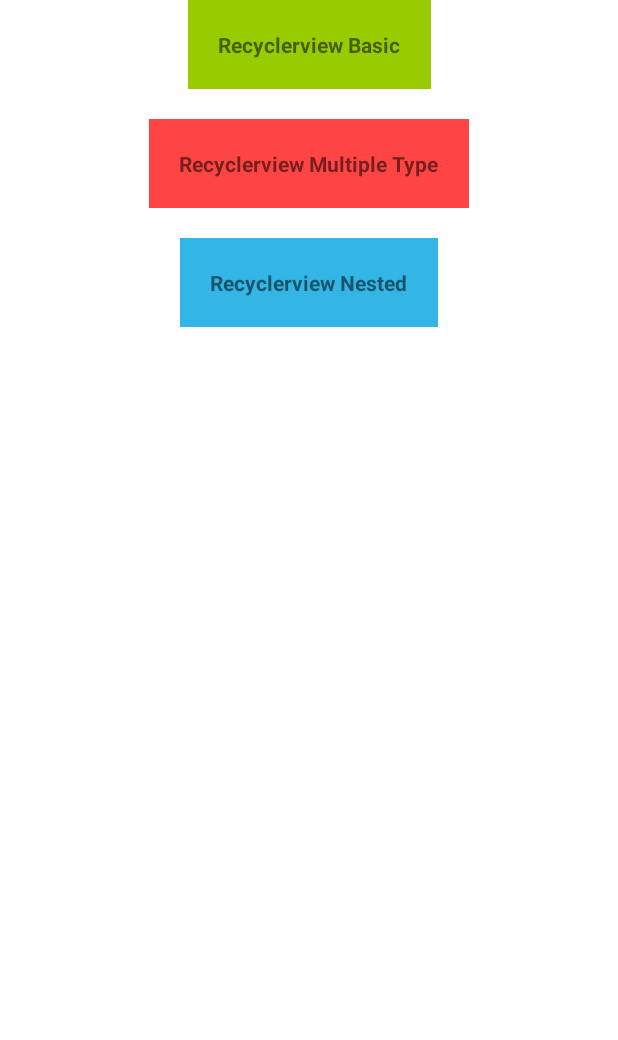
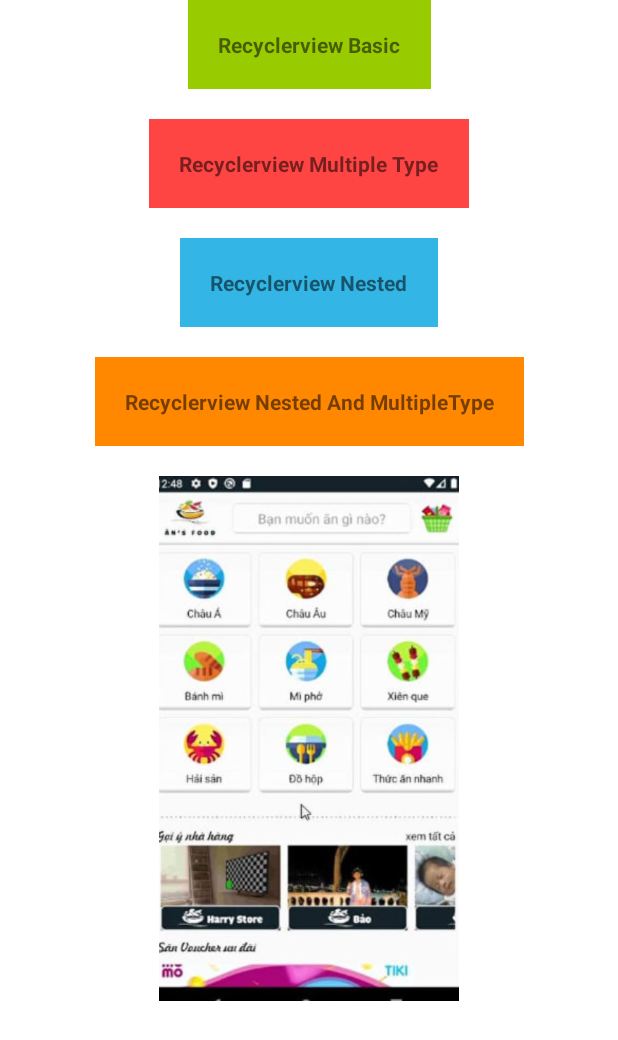
Before and after one commit to hiep97tb111/9-Recyclerview, an Android app: the screen it shows after launch (MainAct), on a phone screen of 412 x 824 dp. Shown: the top 1040 px of the screen. Run offline under Robolectric (Android 15) with nearby library versions, the phone set to English and light mode, and no system bars.

Commit message:
Both Recyclerview Nested & Recyclerview MultipleType

```diff
--- a/app/src/main/AndroidManifest.xml
+++ b/app/src/main/AndroidManifest.xml
@@ -24,6 +24,8 @@
         <activity android:name=".RecyclerviewMultipleTypeAct" android:exported="true"/>
 
         <activity android:name=".RecyclerviewNestedAct" android:exported="true"/>
+
+        <activity android:name=".RecyclerviewNestedAndMultipleTypeAct" android:exported="true"/>
     </application>
 
 </manifest>
--- a/app/src/main/java/com/example/recyclerviewdemo/MainAct.kt
+++ b/app/src/main/java/com/example/recyclerviewdemo/MainAct.kt
@@ -25,5 +25,9 @@ class MainAct : AppCompatActivity() {
         findViewById<TextView>(R.id.tvRecyclerviewNested).setOnClickListener {
             startActivity(Intent(this, RecyclerviewNestedAct::class.java))
         }
+
+        findViewById<TextView>(R.id.tvRecyclerviewNestedAndMultipleType).setOnClickListener {
+            startActivity(Intent(this, RecyclerviewNestedAndMultipleTypeAct::class.java))
+        }
     }
 }
--- /dev/null
+++ b/app/src/main/java/com/example/recyclerviewdemo/model/RecyclerviewNestedAndMultipleTypeOneModel.kt
@@ -0,0 +1,3 @@
+package com.example.recyclerviewdemo.model
+
+data class RecyclerviewNestedAndMultipleTypeOneModel(val picture: Int, val title: String)
--- a/app/src/main/res/layout/act_main.xml
+++ b/app/src/main/res/layout/act_main.xml
@@ -43,6 +43,32 @@
         android:padding="20dp"
         android:background="@android:color/holo_blue_light"
         android:textStyle="bold"
-        tools:ignore="HardcodedText" />
+        tools:ignore="HardcodedText"/>
+
+    <TextView
+        android:id="@+id/tvRecyclerviewNestedAndMultipleType"
+        android:layout_width="wrap_content"
+        android:layout_height="wrap_content"
+        app:layout_constraintStart_toStartOf="parent"
+        app:layout_constraintEnd_toEndOf="parent"
+        app:layout_constraintTop_toBottomOf="@id/tvRecyclerviewNested"
+        android:layout_marginTop="20dp"
+        android:text="Recyclerview Nested And MultipleType"
+        android:padding="20dp"
+        android:background="@android:color/holo_orange_dark"
+        android:textStyle="bold"
+        tools:ignore="HardcodedText"/>
+
+    <ImageView
+        android:layout_width="200dp"
+        android:layout_height="350dp"
+        app:layout_constraintStart_toStartOf="parent"
+        app:layout_constraintEnd_toEndOf="parent"
+        app:layout_constraintTop_toBottomOf="@id/tvRecyclerviewNestedAndMultipleType"
+        android:layout_marginTop="20dp"
+        android:src="@drawable/ic_multipletype_and_nested"
+        android:scaleType="centerCrop"
+        />
+
 
 </androidx.constraintlayout.widget.ConstraintLayout>
```
Also changed, not shown: app/src/main/java/com/example/recyclerviewdemo/RecyclerviewNestedAct.kt (+18 -0 lines), app/src/main/java/com/example/recyclerviewdemo/RecyclerviewNestedAndMultipleTypeAct.kt (added, +60 -0 lines), app/src/main/java/com/example/recyclerviewdemo/adapter/RecyclerviewNestedAndMultipleTypeAdapter.kt (added, +77 -0 lines), app/src/main/java/com/example/recyclerviewdemo/adapter/RecyclerviewNestedAndMultipleTypeOneAdapter.kt (added, +34 -0 lines), app/src/main/java/com/example/recyclerviewdemo/adapter/RecyclerviewNestedAndMultipleTypeTwoAdapter.kt (added, +34 -0 lines), app/src/main/res/layout/act_recyclerview_nested_and_multiple_type.xml (added, +11 -0 lines), app/src/main/res/layout/item_recyclerview_parent_type_one.xml (added, +13 -0 lines), app/src/main/res/layout/item_recyclerview_parent_type_two.xml (added, +28 -0 lines), app/src/main/res/drawable/ic_everton.png (added), app/src/main/res/drawable/ic_multipletype_and_nested.jpg (added), app/src/main/res/drawable/ic_tottenham.jpg (added).
